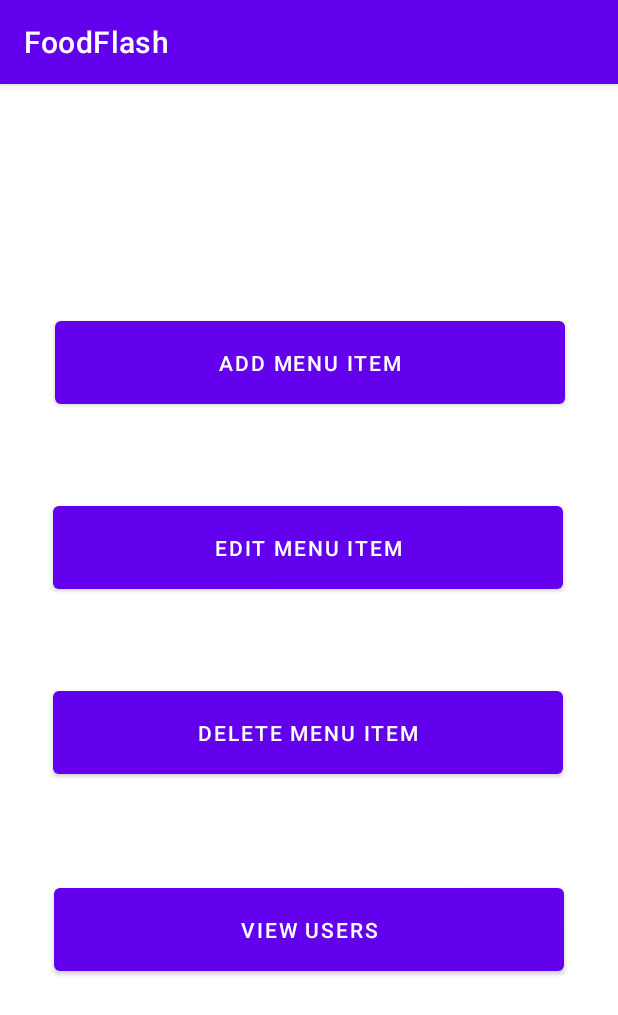
After one commit to 9brian/Food, an Android app: the AdminPage screen opened directly, with no data from a screen before it, on a phone screen of 412 x 824 dp. The commit adds this screen. Shown: the top 1015 px of the screen. Run offline under Robolectric (Android 15) with nearby library versions, the phone set to English and light mode, and no system bars.

Commit message:
Set up Admin Buttons

```diff
--- a/app/src/main/AndroidManifest.xml
+++ b/app/src/main/AndroidManifest.xml
@@ -1,6 +1,6 @@
 <?xml version="1.0" encoding="utf-8"?>
 <manifest xmlns:android="http://schemas.android.com/apk/res/android"
-    xmlns:tools="http://schemas.android.com/tools">
+    xmlns:tools="http://schemas.android.com/tools" >
 
     <application
         android:allowBackup="true"
@@ -10,7 +10,13 @@
         android:label="@string/app_name"
         android:supportsRtl="true"
         android:theme="@style/Theme.FoodFlash"
-        tools:targetApi="31">
+        tools:targetApi="31" >
+        <activity
+            android:name=".AllUserActivity"
+            android:exported="false" />
+        <activity
+            android:name=".AdminPage"
+            android:exported="false" />
         <activity
             android:name=".ProfilePage"
             android:exported="false" />
@@ -26,7 +32,7 @@
             android:exported="false" />
         <activity
             android:name=".MainActivity"
-            android:exported="true">
+            android:exported="true" >
             <intent-filter>
                 <action android:name="android.intent.action.MAIN" />
 
--- /dev/null
+++ b/app/src/main/java/com/example/foodflash/AdminPage.java
@@ -0,0 +1,69 @@
+package com.example.foodflash;
+
+import androidx.appcompat.app.AppCompatActivity;
+
+import android.content.Context;
+import android.content.Intent;
+import android.os.Bundle;
+import android.view.View;
+import android.widget.Button;
+
+import com.example.foodflash.databinding.ActivityAdminPageBinding;
+
+public class AdminPage extends AppCompatActivity {
+
+    Button addButton;
+    Button editButton;
+    Button deleteButton;
+    Button viewButton;
+
+    ActivityAdminPageBinding mActivityAdminPageBinding;
+    @Override
+    protected void onCreate(Bundle savedInstanceState) {
+        super.onCreate(savedInstanceState);
+        setContentView(R.layout.activity_admin_page);
+
+        mActivityAdminPageBinding = ActivityAdminPageBinding.inflate(getLayoutInflater());
+        View view = mActivityAdminPageBinding.getRoot();
+
+        setContentView(view);
+
+        addButton = mActivityAdminPageBinding.addItemButton;
+        editButton = mActivityAdminPageBinding.editItemButton;
+        deleteButton = mActivityAdminPageBinding.deleteItemButton;
+        viewButton = mActivityAdminPageBinding.viewUsersButton;
+
+        addButton.setOnClickListener(new View.OnClickListener() {
+            @Override
+            public void onClick(View view) {
+
+            }
+        });
+
+        editButton.setOnClickListener(new View.OnClickListener() {
+            @Override
+            public void onClick(View view) {
+
+            }
+        });
+
+        deleteButton.setOnClickListener(new View.OnClickListener() {
+            @Override
+            public void onClick(View view) {
+
+            }
+        });
+
+        viewButton.setOnClickListener(new View.OnClickListener() {
+            @Override
+            public void onClick(View view) {
+
+            }
+        });
+    }
+
+    public static Intent getIntent(Context context){
+        Intent intent = new Intent(context, AdminPage.class);
+        return intent;
+    }
+}
--- /dev/null
+++ b/app/src/main/java/com/example/foodflash/AllUserActivity.java
@@ -0,0 +1,14 @@
+package com.example.foodflash;
+
+import androidx.appcompat.app.AppCompatActivity;
+
+import android.os.Bundle;
+
+public class AllUserActivity extends AppCompatActivity {
+
+    @Override
+    protected void onCreate(Bundle savedInstanceState) {
+        super.onCreate(savedInstanceState);
+        setContentView(R.layout.activity_all_user);
+    }
+}
--- a/app/src/main/java/com/example/foodflash/LandingPageActivity.java
+++ b/app/src/main/java/com/example/foodflash/LandingPageActivity.java
@@ -96,7 +96,10 @@ public class LandingPageActivity extends AppCompatActivity {
         mAdminButton.setOnClickListener(new View.OnClickListener() {
             @Override
             public void onClick(View view) {
-
+//                Intent newIntent = AdminPage.getIntent(getApplicationContext());
+//                startActivity(newIntent);
+                Intent i = AdminPage.getIntent(getApplicationContext());
+                startActivity(i);
             }
         });
 
--- /dev/null
+++ b/app/src/main/res/layout/activity_admin_page.xml
@@ -0,0 +1,58 @@
+<?xml version="1.0" encoding="utf-8"?>
+<androidx.constraintlayout.widget.ConstraintLayout xmlns:android="http://schemas.android.com/apk/res/android"
+    xmlns:app="http://schemas.android.com/apk/res-auto"
+    xmlns:tools="http://schemas.android.com/tools"
+    android:layout_width="match_parent"
+    android:layout_height="match_parent"
+    tools:context=".AdminPage">
+
+    <Button
+        android:id="@+id/add_item_button"
+        android:layout_width="340dp"
+        android:layout_height="67dp"
+        android:layout_marginTop="152dp"
+        android:gravity="center"
+        android:text="Add Menu Item"
+        app:layout_constraintEnd_toEndOf="parent"
+        app:layout_constraintHorizontal_bias="0.507"
+        app:layout_constraintStart_toStartOf="parent"
+        app:layout_constraintTop_toTopOf="parent" />
+
+    <Button
+        android:id="@+id/edit_item_button"
+        android:layout_width="340dp"
+        android:layout_height="67dp"
+        android:layout_marginTop="56dp"
+        android:gravity="center"
+        android:text="Edit Menu Item"
+        app:layout_constraintEnd_toEndOf="parent"
+        app:layout_constraintHorizontal_bias="0.492"
+        app:layout_constraintStart_toStartOf="parent"
+        app:layout_constraintTop_toBottomOf="@id/add_item_button" />
+
+    <Button
+        android:id="@+id/delete_item_button"
+        android:layout_width="340dp"
+        android:layout_height="67dp"
+        android:layout_marginTop="56dp"
+        android:gravity="center"
+        android:text="Delete Menu Item"
+        app:layout_constraintEnd_toEndOf="parent"
+        app:layout_constraintHorizontal_bias="0.492"
+        app:layout_constraintStart_toStartOf="parent"
+        app:layout_constraintTop_toBottomOf="@id/edit_item_button" />
+
+    <Button
+        android:id="@+id/view_users_button"
+        android:layout_width="340dp"
+        android:layout_height="67dp"
+        android:layout_marginTop="56dp"
+        android:gravity="center"
+        android:text="View Users"
+        app:layout_constraintBottom_toBottomOf="parent"
+        app:layout_constraintEnd_toEndOf="parent"
+        app:layout_constraintStart_toStartOf="parent"
+        app:layout_constraintTop_toBottomOf="@id/delete_item_button"
+        app:layout_constraintVertical_bias="0.044" />
+
+</androidx.constraintlayout.widget.ConstraintLayout>
--- /dev/null
+++ b/app/src/main/res/layout/activity_all_user.xml
@@ -0,0 +1,9 @@
+<?xml version="1.0" encoding="utf-8"?>
+<androidx.constraintlayout.widget.ConstraintLayout xmlns:android="http://schemas.android.com/apk/res/android"
+    xmlns:app="http://schemas.android.com/apk/res-auto"
+    xmlns:tools="http://schemas.android.com/tools"
+    android:layout_width="match_parent"
+    android:layout_height="match_parent"
+    tools:context=".AllUserActivity">
+
+</androidx.constraintlayout.widget.ConstraintLayout>
```
